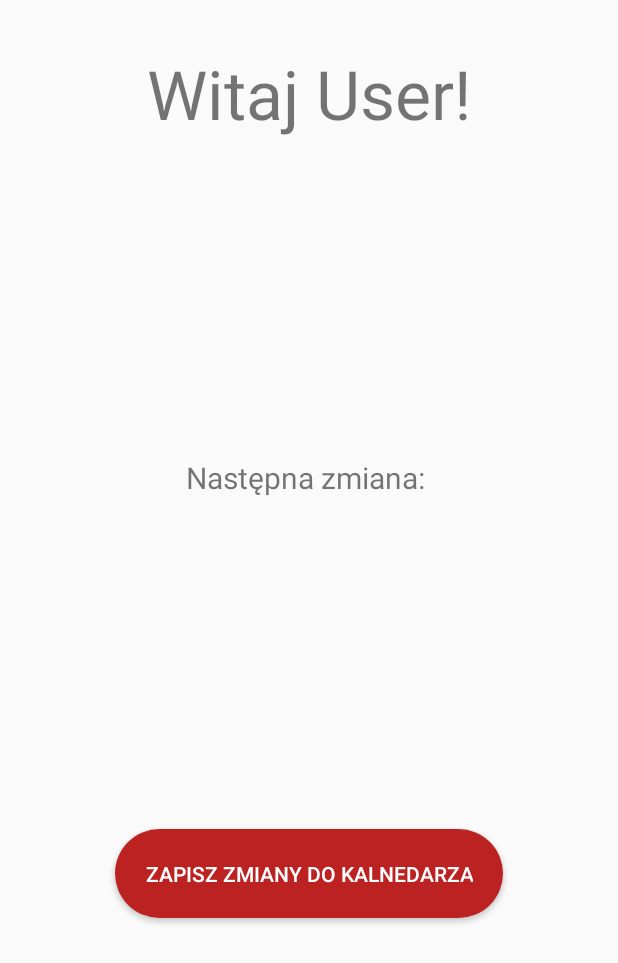
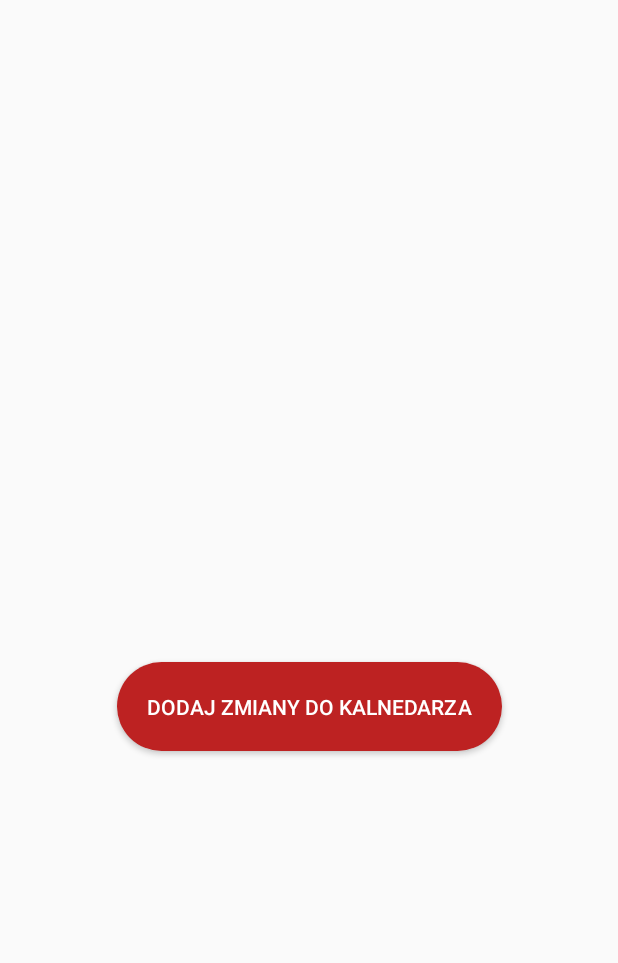
Before and after one commit to Irim212/MediDutyAndroid, an Android app: the UserMenuActivity screen opened directly, with no data from a screen before it, on a phone screen of 412 x 824 dp. Shown: the top 963 px of the screen. Run offline under Robolectric (Android 15) with nearby library versions, the phone set to English and light mode, and no system bars; libraries missing offline, so code that uses them is left out: com.auth0.android; 5 statements that could not run were skipped.

Commit message:
Mapping HTTP response by GSON. Adding all events to Android calendar.

```diff
--- a/app/src/main/java/com/example/sebastian/medi/UserMenuActivity.java
+++ b/app/src/main/java/com/example/sebastian/medi/UserMenuActivity.java
@@ -11,6 +11,7 @@ import android.provider.CalendarContract;
 import android.support.v4.content.ContextCompat;
 import android.support.v7.app.AppCompatActivity;
 import android.os.Bundle;
+import android.text.Html;
 import android.util.Base64;
 import android.util.Log;
 import android.view.View;
@@ -18,8 +19,12 @@ import android.widget.Button;
 import android.widget.CalendarView;
 import android.widget.TextView;
 
+import com.auth0.android.jwt.Claim;
 import com.auth0.android.jwt.JWT;
 import com.example.sebastian.medi.Model.DateTime;
+import com.example.sebastian.medi.Model.Event;
+import com.google.gson.Gson;
+import com.google.gson.reflect.TypeToken;
 
 
 import org.jetbrains.annotations.NotNull;
@@ -27,6 +32,8 @@ import org.json.JSONException;
 import org.json.JSONObject;
 
 import java.io.IOException;
+import java.lang.reflect.Type;
+import java.util.ArrayList;
 import java.util.Calendar;
 import java.util.List;
 
@@ -47,22 +54,18 @@ public class UserMenuActivity extends AppCompatActivity {
     protected void onCreate(Bundle savedInstanceState) {
         super.onCreate(savedInstanceState);
         setContentView(R.layout.activity_user_menu);
-        String date1 = "2020-02-11T04:30:00";
-        String httpScheduleResponse = "[[{\"id\":8,\"startsAt\":\"2020-02-03T00:00:00\",\"endsAt\":\"2020-02-05T00:00:00\",\"comment\":\"Stefan Golonka\",\"userId\":6},{\"id\":9,\"startsAt\":\"2020-02-07T00:00:00\",\"endsAt\":\"2020-02-08T00:00:00\",\"comment\":\"Stefan Golonka\",\"userId\":6},{\"id\":10,\"startsAt\":\"2020-02-13T00:00:00\",\"endsAt\":\"2020-02-15T00:00:00\",\"comment\":\"Stefan Golonka\",\"userId\":6},{\"id\":11,\"startsAt\":\"2020-02-26T00:00:00\",\"endsAt\":\"2020-02-28T00:00:00\",\"comment\":\"Stefan Golonka\",\"userId\":6},{\"id\":12,\"startsAt\":\"2020-02-29T00:00:00\",\"endsAt\":\"2020-03-02T00:00:00\",\"comment\":\"Stefan Golonka\",\"userId\":6},{\"id\":13,\"startsAt\":\"2020-02-17T00:00:00\",\"endsAt\":\"2020-02-18T00:00:00\",\"comment\":\"Stefan Golonka\",\"userId\":6},{\"id\":14,\"startsAt\":\"2020-02-20T00:00:00\",\"endsAt\":\"2020-02-22T00:00:00\",\"comment\":\"Stefan Golonka\",\"userId\":6}]]";
 
         helloText = (TextView) findViewById(R.id.helloTextView);
         addDataBtn = (Button) findViewById(R.id.addDataButton);
 
         final String jwtTokenEncoded = getIntent().getStringExtra("jwtToken");
         final JWT jwtTokenDecoded = new JWT(jwtTokenEncoded);
-        final String userId = "6";
-        //System.out.println(Base64.decode(userId, Base64.DEFAULT));
+        Claim claimUserId = jwtTokenDecoded.getClaim("primarysid");
+        Claim claimName = jwtTokenDecoded.getClaim("unique_name");
+        final String userId = claimUserId.asString();
 
-        DateTime readedDataTime;
-        readedDataTime = readDate(date1);
-
-        System.out.println("Rok: " + readedDataTime.getYear() + ". Miesiac: " + readedDataTime.getMonth() + ", Dzien: " + readedDataTime.getDay());
-        System.out.println("Godzina: " + readedDataTime.getHours() + ". Minuty: " + readedDataTime.getMinutes() + ", Sekundy: " + readedDataTime.getSeconds());
+        String text = "<font color=#cc0029>Witaj </font><font color=#000000>" + claimName.asString() + "</font>";
+        helloText.setText(Html.fromHtml(text));
 
         addDataBtn.setOnClickListener(new View.OnClickListener() {
             @Override
@@ -73,23 +76,17 @@ public class UserMenuActivity extends AppCompatActivity {
                 String testUrlEmu = "http://10.0.2.2:5001/api/Scheduler/userId/" + userId;
                 String testUrlPho = "http://127.0.0.1:5001/api/Scheduler/userId/" + userId;
 
-                MediaType MEDIA_TYPE = MediaType.parse("application/json");
-
                 JSONObject postdata = new JSONObject();
                 try {
-                    postdata.put("userId", userId );
-                    //postdata.put("password", );
-                } catch(JSONException e){
+                    postdata.put("userId", userId);
+                } catch (JSONException e) {
                     // TODO Auto-generated catch block
                     e.printStackTrace();
                 }
 
-                RequestBody body = RequestBody.create(postdata.toString(), MEDIA_TYPE);
-
                 Request request = new Request.Builder()
                         .url(testUrlEmu)
                         .addHeader("authorization", "Bearer " + jwtTokenEncoded)
-                        //.post(body)
                         .build();
 
                 client.newCall(request).enqueue(new Callback() {
@@ -101,8 +98,8 @@ public class UserMenuActivity extends AppCompatActivity {
 
                     @Override
                     public void onResponse(@NotNull Call call, @NotNull Response response) throws IOException {
-                        if(response.isSuccessful()){
-                            System.out.println("Login success code: " + response.code() );
+                        if (response.isSuccessful()) {
+                            System.out.println("Login success code: " + response.code());
                             //Login Success
                             final String myResponse = response.body().string();
 
@@ -111,56 +108,61 @@ public class UserMenuActivity extends AppCompatActivity {
                                 public void run() {
                                     System.out.println(myResponse);
 
+                                    StringBuilder newJson = new StringBuilder(myResponse);
+                                    newJson.deleteCharAt(0)
+                                            .deleteCharAt(newJson.length() - 1);
+
+                                    Gson gson = new Gson();
+                                    Type eventType = new TypeToken<ArrayList<Event>>() {}.getType();
+
+                                    ArrayList<Event> scheduleEvent = gson.fromJson(newJson.toString(), eventType);
+
+                                    for (Event e : scheduleEvent) {
+                                        addCalendarEvent(e.getTitle(), readDate(e.getStartDate()), readDate(e.getEndDate()));
+                                    }
                                 }
                             });
-                        }else{
-                            System.out.println("Login error code: " + response.code() );
+                        } else {
+                            System.out.println("Login error code: " + response.code());
                         }
                     }
                 });
-                //addCalendarEvent();
             }
         });
-
-
     }
 
-    public void addCalendarEvent(String eventTitle, String eventDescription){
+    public void addCalendarEvent(String eventDescription, DateTime startDate, DateTime endDate) {
 
         long calID = 3;
         long startMillis = 0;
         long endMillis = 0;
         Calendar beginTime = Calendar.getInstance();
-        beginTime.set(2020, 00, 20, 6, 00);
+        beginTime.set(startDate.getYear(), startDate.getMonth() - 1, startDate.getDay(), startDate.getHours(), startDate.getMinutes());
         startMillis = beginTime.getTimeInMillis();
         Calendar endTime = Calendar.getInstance();
-        endTime.set(2020, 00, 21, 14, 00);
+        endTime.set(endDate.getYear(), endDate.getMonth() - 1, endDate.getDay(), endDate.getHours(), endDate.getMinutes());
         endMillis = endTime.getTimeInMillis();
 
         ContentResolver cr = getContentResolver();
         ContentValues values = new ContentValues();
         values.put(CalendarContract.Events.DTSTART, startMillis);
         values.put(CalendarContract.Events.DTEND, endMillis);
-        values.put(CalendarContract.Events.TITLE, eventTitle);
+        values.put(CalendarContract.Events.TITLE, eventDescription);
         values.put(CalendarContract.Events.DESCRIPTION, eventDescription);
         values.put(CalendarContract.Events.CALENDAR_ID, calID);
-        values.put(CalendarContract.Events.EVENT_TIMEZONE, "America/Los_Angeles");
-        values.put(CalendarContract.Events.ORGANIZER, "google_calendar@gmail.com");
 
         if (ContextCompat.checkSelfPermission(this, Manifest.permission.WRITE_CALENDAR) == PackageManager.PERMISSION_GRANTED) {
             Uri uri = cr.insert(CalendarContract.Events.CONTENT_URI, values);
             long eventID = Long.parseLong(uri.getLastPathSegment());
             Log.i("Calendar", "Event Created, the event id is: " + eventID);
-            System.out.println(eventTitle + " event added!");
+            System.out.println(eventDescription + " event added!");
         } else {
             System.out.println("Error event creating.");
         }
-
     }
 
-    public DateTime readDate(String date){
+    public DateTime readDate(String date) {
         String[] values = date.split("T");
-        System.out.println("C Z A S : " + values[1]);
         String[] day = values[0].split("-");
         String[] time = values[1].split(":");
 
@@ -169,6 +171,4 @@ public class UserMenuActivity extends AppCompatActivity {
 
         return dateTime;
     }
-
-
 }
--- a/app/src/main/res/layout/activity_user_menu.xml
+++ b/app/src/main/res/layout/activity_user_menu.xml
@@ -22,41 +22,26 @@
         app:layout_constraintEnd_toEndOf="parent"
         app:layout_constraintStart_toStartOf="parent"
         app:layout_constraintTop_toTopOf="parent"
-        app:layout_constraintVertical_bias="0.032" />
+        app:layout_constraintVertical_bias="0.275" />
 
     <Button
         android:id="@+id/addDataButton"
         android:layout_width="wrap_content"
         android:layout_height="wrap_content"
+        android:layout_marginBottom="8dp"
+        android:layout_marginEnd="8dp"
+        android:layout_marginLeft="8dp"
+        android:layout_marginRight="8dp"
         android:layout_marginStart="8dp"
-        android:layout_marginLeft="8dp"
         android:layout_marginTop="8dp"
-        android:layout_marginEnd="8dp"
-        android:layout_marginRight="8dp"
-        android:layout_marginBottom="8dp"
         android:background="@drawable/custom_button"
         android:padding="20dp"
-        android:text="Zapisz zmiany do kalnedarza"
+        android:text="Dodaj zmiany do kalnedarza"
         android:textColor="#FFFFFF"
         app:layout_constraintBottom_toBottomOf="parent"
         app:layout_constraintEnd_toEndOf="parent"
         app:layout_constraintStart_toStartOf="parent"
-        app:layout_constraintTop_toBottomOf="@+id/nextShiftTextView" />
+        app:layout_constraintTop_toBottomOf="@+id/helloTextView"
+        app:layout_constraintVertical_bias="0.336" />
 
-    <TextView
-        android:id="@+id/nextShiftTextView"
-        android:layout_width="wrap_content"
-        android:layout_height="wrap_content"
-        android:layout_marginStart="8dp"
-        android:layout_marginLeft="8dp"
-        android:layout_marginTop="8dp"
-        android:layout_marginEnd="8dp"
-        android:layout_marginRight="8dp"
-        android:layout_marginBottom="8dp"
-        android:text="Następna zmiana: "
-        android:textSize="20sp"
-        app:layout_constraintBottom_toTopOf="@+id/addDataButton"
-        app:layout_constraintEnd_toEndOf="parent"
-        app:layout_constraintStart_toStartOf="parent"
-        app:layout_constraintTop_toBottomOf="@+id/helloTextView" />
 </android.support.constraint.ConstraintLayout>
```
Also changed, not shown: app/src/main/java/com/example/sebastian/medi/MainActivity.java (+17 -22 lines), app/src/main/java/com/example/sebastian/medi/Model/Event.java (+13 -15 lines).
